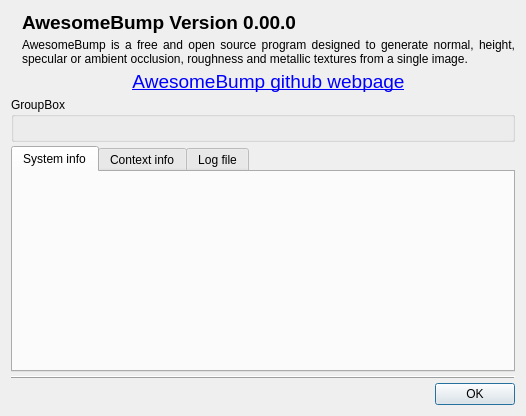
Before: the Qt Designer form Sources/allaboutdialog.ui in kmkolasinski/AwesomeBump, drawn with Qt 5.
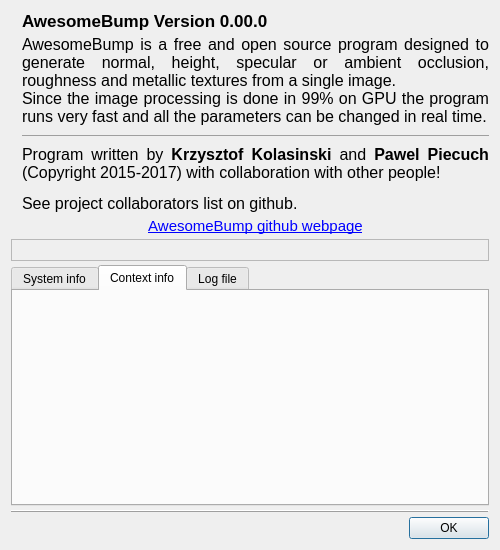
After: the same form once the commit is applied. The open tabs and pages were chosen to show the change. Icons and pictures are not drawn. Custom widgets are drawn as their Qt base class.

Patch:
```diff
--- a/Sources/allaboutdialog.ui
+++ b/Sources/allaboutdialog.ui
@@ -6,10 +6,16 @@
    <rect>
     <x>0</x>
     <y>0</y>
-    <width>526</width>
-    <height>416</height>
+    <width>500</width>
+    <height>550</height>
    </rect>
   </property>
+  <property name="minimumSize">
+   <size>
+    <width>500</width>
+    <height>550</height>
+   </size>
+  </property>
   <property name="windowTitle">
    <string>About AwesomeBump</string>
   </property>
@@ -49,7 +55,7 @@
           <widget class="QLabel" name="version">
            <property name="font">
             <font>
-             <pointsize>14</pointsize>
+             <pointsize>13</pointsize>
              <weight>75</weight>
              <bold>true</bold>
             </font>
@@ -61,8 +67,13 @@
          </item>
          <item>
           <widget class="QLabel" name="label_4">
+           <property name="font">
+            <font>
+             <pointsize>12</pointsize>
+            </font>
+           </property>
            <property name="text">
-            <string>AwesomeBump is a free and open source program designed to generate normal, height, specular or ambient occlusion, roughness and metallic textures from a single image.</string>
+            <string>&lt;html&gt;&lt;head/&gt;&lt;body&gt;AwesomeBump is a free and open source program designed to generate normal, height, specular or ambient occlusion, roughness and metallic textures from a single image.&lt;br/&gt;Since the image processing is done in 99% on GPU  the program runs very fast and all the parameters can be changed in real time.&lt;hr/&gt;Program written by &lt;span style=&quot; font-weight:600;&quot;&gt;Krzysztof Kolasinski&lt;/span&gt; and &lt;span style=&quot; font-weight:600;&quot;&gt;Pawel Piecuch&lt;/span&gt; (Copyright 2015-2017) with collaboration with other people!&lt;/p&gt;&lt;p&gt;See project collaborators list on github.&lt;/body&gt;&lt;/html&gt;</string>
            </property>
            <property name="alignment">
             <set>Qt::AlignJustify|Qt::AlignVCenter</set>
@@ -73,14 +84,14 @@
           </widget>
          </item>
          <item>
-          <widget class="QLabel" name="label_2">
+          <widget class="QLabel" name="label_url">
            <property name="font">
             <font>
-             <pointsize>14</pointsize>
+             <pointsize>11</pointsize>
             </font>
            </property>
            <property name="text">
-            <string>&lt;html&gt;&lt;head/&gt;&lt;body&gt;&lt;p&gt;&lt;a href=&quot;https://github.com/kmkolasinski/AwesomeBump&quot;&gt;&lt;span style=&quot; text-decoration: underline; color:#0000ff;&quot;&gt;AwesomeBump github webpage&lt;/span&gt;&lt;/a&gt;&lt;/p&gt;&lt;/body&gt;&lt;/html&gt;</string>
+            <string>&lt;html&gt;&lt;head/&gt;&lt;body&gt;&lt;a href=&quot;https://github.com/kmkolasinski/AwesomeBump&quot;&gt;&lt;span style=&quot; text-decoration: underline; color:#0000ff;&quot;&gt;AwesomeBump github webpage&lt;/span&gt;&lt;/a&gt;&lt;/body&gt;&lt;/html&gt;</string>
            </property>
            <property name="alignment">
             <set>Qt::AlignCenter</set>
@@ -95,53 +106,50 @@
       </layout>
      </item>
      <item>
-      <widget class="QGroupBox" name="groupBoxInfo">
-       <property name="title">
-        <string>GroupBox</string>
-       </property>
-       <layout class="QVBoxLayout" name="verticalLayout_4">
-        <property name="leftMargin">
-         <number>4</number>
-        </property>
-        <property name="topMargin">
-         <number>4</number>
-        </property>
-        <property name="rightMargin">
-         <number>4</number>
-        </property>
-        <property name="bottomMargin">
-         <number>4</number>
-        </property>
-        <item>
          <widget class="QLabel" name="labelInfo">
-          <property name="text">
-           <string/>
-          </property>
-         </widget>
-        </item>
-       </layout>
-      </widget>
-     </item>
-    </layout>
-   </item>
-   <item>
-    <widget class="QTabWidget" name="tabWidget">
-     <property name="currentIndex">
+       <property name="font">
+        <font>
+         <pointsize>13</pointsize>
+        </font>
+       </property>
+       <property name="frameShape">
+        <enum>QFrame::StyledPanel</enum>
+       </property>
+       <property name="frameShadow">
+        <enum>QFrame::Sunken</enum>
+       </property>
+       <property name="lineWidth">
       <number>2</number>
      </property>
+       <property name="text">
+        <string/>
+       </property>
+      </widget>
+     </item>
+     <item>
+      <widget class="QTabWidget" name="infoBox">
+       <property name="currentIndex">
+        <number>0</number>
+       </property>
      <widget class="QWidget" name="tabSysInfo">
       <attribute name="title">
        <string>System info</string>
       </attribute>
+        <layout class="QVBoxLayout" name="verticalLayout_6">
+         <property name="leftMargin">
+          <number>0</number>
+         </property>
+         <property name="topMargin">
+          <number>0</number>
+         </property>
+         <property name="rightMargin">
+          <number>0</number>
+         </property>
+         <property name="bottomMargin">
+          <number>0</number>
+         </property>
+         <item>
       <widget class="QLabel" name="info">
-       <property name="geometry">
-        <rect>
-         <x>80</x>
-         <y>10</y>
-         <width>470</width>
-         <height>16</height>
-        </rect>
-       </property>
        <property name="text">
         <string/>
        </property>
@@ -149,11 +157,30 @@
         <set>Qt::LinksAccessibleByMouse|Qt::TextSelectableByMouse</set>
        </property>
       </widget>
+         </item>
+        </layout>
      </widget>
      <widget class="QWidget" name="tabContextInfo">
       <attribute name="title">
        <string>Context info</string>
       </attribute>
+        <layout class="QVBoxLayout" name="verticalLayout_5">
+         <property name="leftMargin">
+          <number>0</number>
+         </property>
+         <property name="topMargin">
+          <number>0</number>
+         </property>
+         <property name="rightMargin">
+          <number>0</number>
+         </property>
+         <property name="bottomMargin">
+          <number>0</number>
+         </property>
+         <item>
+          <widget class="ContextWidget" name="contex_widget" native="true"/>
+         </item>
+        </layout>
      </widget>
      <widget class="QWidget" name="tabLogFile">
       <attribute name="title">
@@ -162,6 +189,8 @@
      </widget>
     </widget>
    </item>
+    </layout>
+   </item>
    <item>
     <widget class="QFrame" name="frame">
      <property name="frameShape">
@@ -184,6 +213,14 @@
    </item>
   </layout>
  </widget>
+ <customwidgets>
+  <customwidget>
+   <class>ContextWidget</class>
+   <extends>QWidget</extends>
+   <header>contextwidget.h</header>
+   <container>1</container>
+  </customwidget>
+ </customwidgets>
  <resources>
   <include location="content.qrc"/>
   <include location="content.qrc"/>
```
Lines whose indentation alone changed are shown as unchanged.
